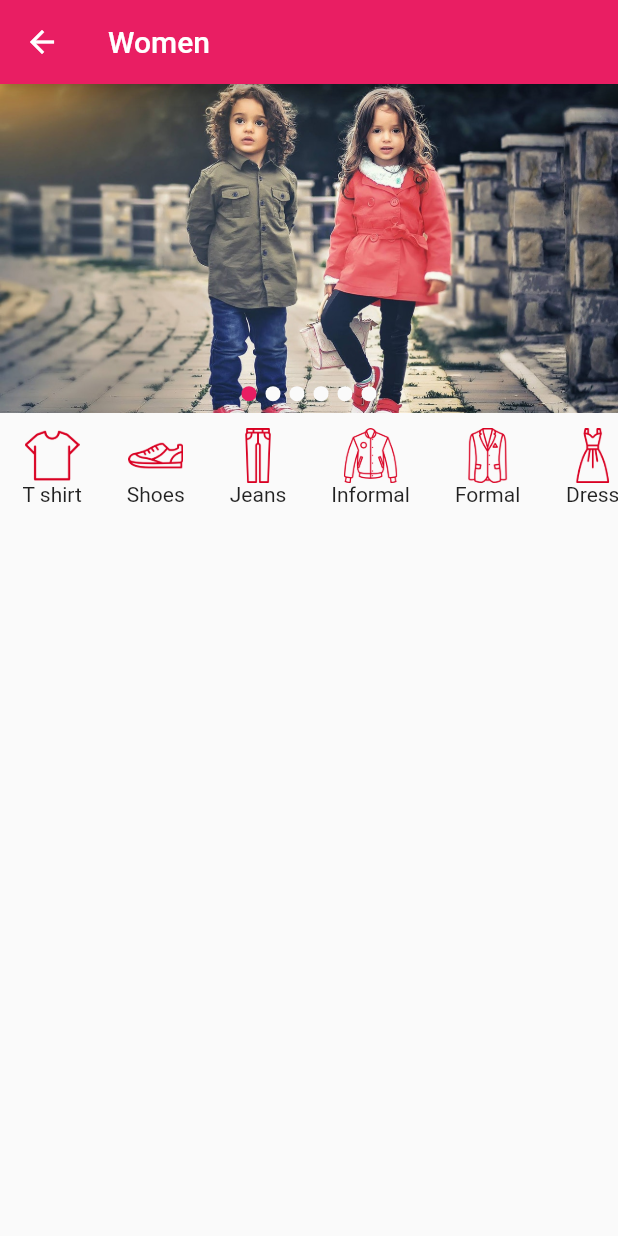
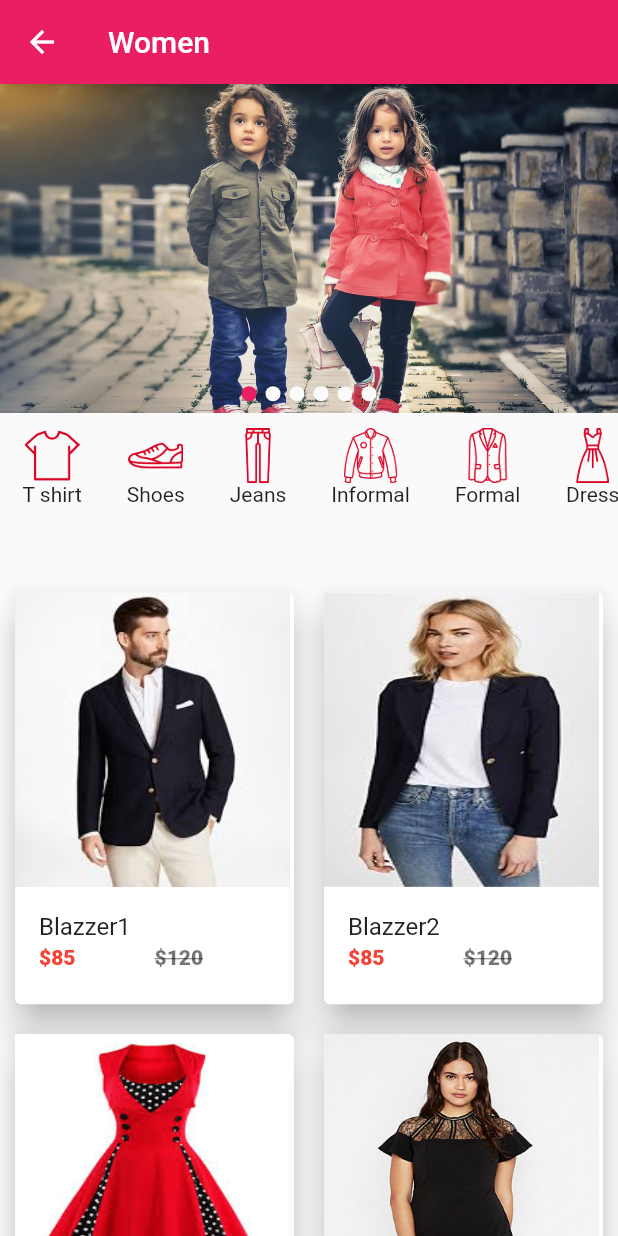
Before and after one commit to OmarHatem28/yala_mazzad, a Flutter app: the screen it shows after launch, after a tap on "Women", on a phone screen of 412 x 824 dp. Run offline on Flutter 3.47's test engine with Material 2 defaults, Android fonts, the phone set to English and light mode, and no system bars; our stand-ins replace carousel_pro, flutter_swiper.

Commit message:
Added Product and Product Details Pages

```diff
--- a/lib/category.dart
+++ b/lib/category.dart
@@ -1,7 +1,7 @@
 import 'package:flutter/material.dart';
 import 'package:carousel_pro/carousel_pro.dart';
 import 'package:flutter_swiper/flutter_swiper.dart';
-//import 'package:yala_mazad/Product.dart';
+import 'package:yala_mazad/Product.dart';
 
 class Category extends StatefulWidget {
   final String title;
@@ -32,7 +32,7 @@ class _CategoryState extends State<Category> {
           ),
           Expanded(
             child: Container(
-//              child: Product(),
+              child: Product(),
             ),
             flex: 4,
           )
--- /dev/null
+++ b/lib/product.dart
@@ -0,0 +1,165 @@
+import 'package:flutter/material.dart';
+import 'package:yala_mazad/product_details.dart';
+
+class Product extends StatefulWidget {
+  @override
+  _ProductState createState() => _ProductState();
+}
+
+class _ProductState extends State<Product> {
+  var product_list = [
+    {
+      "name": "Blazzer1",
+      "picture": "img/products/blazer1.jpeg",
+      "old price": 120,
+      "price": 85
+    },
+    {
+      "name": "Blazzer2",
+      "picture": "img/products/blazer2.jpeg",
+      "old price": 120,
+      "price": 85
+    },
+    {
+      "name": "Red Dress",
+      "picture": "img/products/dress1.jpeg",
+      "old price": 120,
+      "price": 85
+    },
+    {
+      "name": "Dress",
+      "picture": "img/products/dress2.jpeg",
+      "old price": 120,
+      "price": 85
+    },
+    {
+      "name": "Hills",
+      "picture": "img/products/hills1.jpeg",
+      "old price": 120,
+      "price": 85
+    },
+    {
+      "name": "Hills",
+      "picture": "img/products/hills2.jpeg",
+      "old price": 120,
+      "price": 85
+    },
+    {
+      "name": "Panet",
+      "picture": "img/products/pants2.jpeg",
+      "old price": 120,
+      "price": 85
+    },
+    {
+      "name": "SKT",
+      "picture": "img/products/skt1.jpeg",
+      "old price": 120,
+      "price": 85
+    },
+    {
+      "name": "SKT",
+      "picture": "img/products/skt1.jpeg",
+      "old price": 120,
+      "price": 85
+    },
+  ];
+
+  @override
+  Widget build(BuildContext context) {
+    return GridView.builder(
+        itemCount: product_list.length,
+        gridDelegate:
+            new SliverGridDelegateWithFixedCrossAxisCount(crossAxisCount: 2, childAspectRatio: 0.7),
+        itemBuilder: (BuildContext context, int index) {
+          return Single_product(
+            product_name: product_list[index]['name'],
+            product_pic: product_list[index]['picture'],
+            old_price: product_list[index]['old price'],
+            product_price: product_list[index]['price'],
+          );
+        });
+  }
+}
+
+class Single_product extends StatelessWidget {
+  final product_name;
+  final product_pic;
+  final old_price;
+  final product_price;
+
+  Single_product(
+      {this.product_name,
+      this.product_pic,
+      this.old_price,
+      this.product_price});
+
+  @override
+  Widget build(BuildContext context) {
+    return InkWell(
+      child: buildProduct(context),
+      onTap: () => Navigator.push(
+          context,
+          new MaterialPageRoute(
+              builder: (context) => Product_details(
+                //navigate to detailed page with passing data
+                product_details_name: product_name,
+                product_details_picture: product_pic,
+                product_details_oldprice: old_price,
+                product_details_price: product_price,
+              ))),
+    );
+  }
+
+  Widget buildProduct(BuildContext context) {
+    return Card(
+      elevation: 10,
+      margin: EdgeInsets.all(10),
+      child: Container(
+        width: MediaQuery.of(context).size.width / 2.25,
+        height: MediaQuery.of(context).size.height / 3,
+        child: Column(
+          children: <Widget>[
+            Expanded(
+              child: Row(
+                children: <Widget>[
+                  Image.asset(
+                    product_pic,
+                    fit: BoxFit.fill,
+                    width: MediaQuery.of(context).size.width / 2.25,
+                    height: MediaQuery.of(context).size.height / 2,
+                  ),
+                ],
+              ),
+              flex: 5,
+            ),
+            Expanded(
+              child: ListTile(
+                title: Text(product_name),
+                subtitle: Row(
+                  children: <Widget>[
+                    Expanded(
+                      child: Text("\$${product_price}",
+                          style: TextStyle(
+                              fontWeight: FontWeight.w800, color: Colors.red)),
+                    ),
+                    Expanded(
+                      child: Text(
+                        "\$${old_price}",
+                        style: TextStyle(
+                            color: Colors.black54,
+                            fontWeight: FontWeight.w800,
+                            decoration: TextDecoration.lineThrough),
+                      ),
+                    ),
+                  ],
+                ),
+              ),
+              flex: 2,
+            )
+          ],
+        ),
+      ),
+    );
+  }
+
+}
```
Also changed, not shown: lib/product_details.dart (added, +221 -0 lines).
